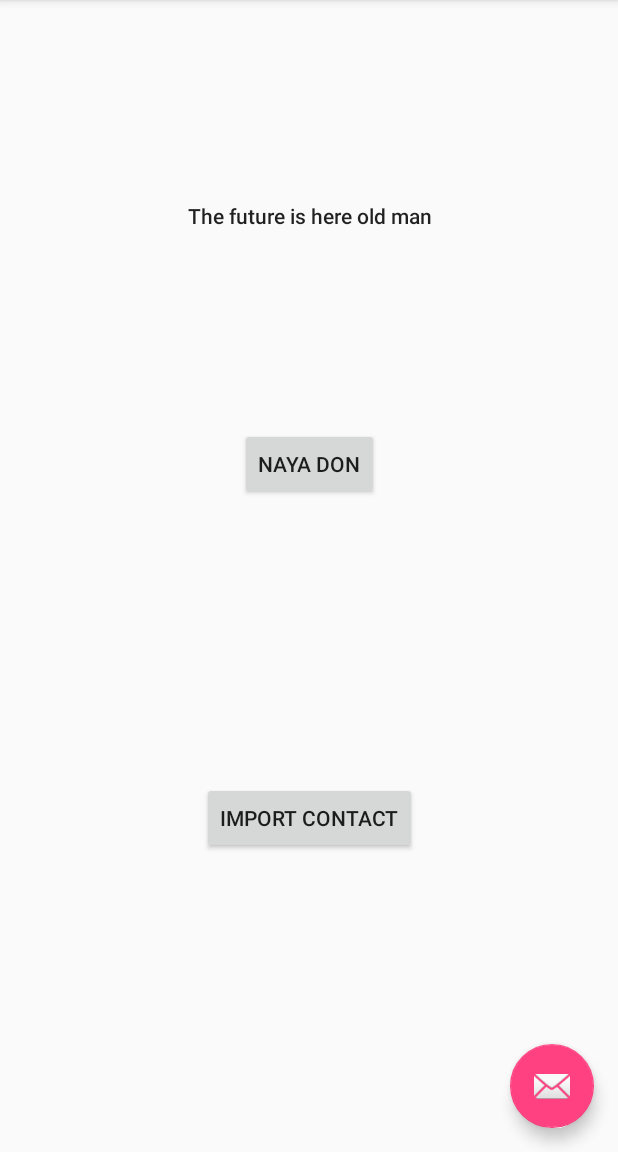
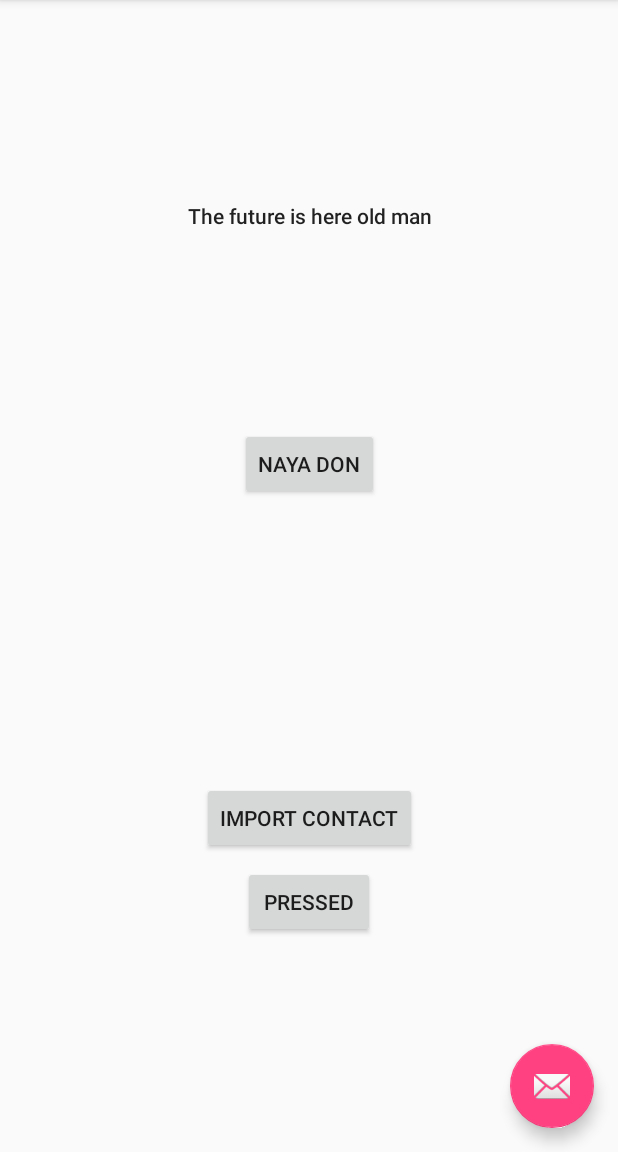
Before and after one commit to aneeshverma04/The-Boring-Qr, an Android app: the screen it shows after launch (MainActivity), in the side drawer, after a tap on "Gallery", on a phone screen of 412 x 824 dp, the part 84-1236 px from its top. Run offline under Robolectric (Android 15) with nearby library versions, the phone set to English and light mode, and no system bars.

Commit message:
Work at aneeshs

```diff
--- a/app/src/main/java/irobinz/tk/TheBoringQR/MainActivity.java
+++ b/app/src/main/java/irobinz/tk/TheBoringQR/MainActivity.java
@@ -1,6 +1,8 @@
 package irobinz.tk.TheBoringQR;
 
+import android.content.Context;
 import android.content.Intent;
+import android.content.SharedPreferences;
 import android.os.Bundle;
 import android.support.design.widget.FloatingActionButton;
 import android.support.design.widget.Snackbar;
@@ -40,6 +42,10 @@ public class MainActivity extends AppCompatActivity
             }
         });
 
+
+        SharedPreferences sharedPref = this.getPreferences(Context.MODE_PRIVATE);
+        String name = "Hi" + sharedPref.getString("Name", "!");
+
         DrawerLayout drawer = (DrawerLayout) findViewById(R.id.drawer_layout);
         ActionBarDrawerToggle toggle = new ActionBarDrawerToggle(
                 this, drawer, toolbar, R.string.navigation_drawer_open, R.string.navigation_drawer_close);
@@ -61,6 +67,16 @@ public class MainActivity extends AppCompatActivity
                                                          }
                                                      }
         );
+        findViewById(R.id.formBtn).setOnClickListener(new View.OnClickListener() {
+                                                         @Override
+                                                         public void onClick(View v) {
+                                                             Button btn = (Button)v;
+                                                             btn.setText("Pressed");
+                                                             startActivity(new Intent(MainActivity.this,contact_form.class));
+                                                         }
+                                                     }
+        );
+
 
         /*
         * Button2 : Import Contacts
--- /dev/null
+++ b/app/src/main/java/irobinz/tk/TheBoringQR/contact_form.java
@@ -0,0 +1,36 @@
+package irobinz.tk.TheBoringQR;
+
+import android.content.Context;
+import android.content.SharedPreferences;
+import android.support.v7.app.AppCompatActivity;
+import android.os.Bundle;
+import android.view.View;
+import android.widget.Button;
+import android.widget.EditText;
+
+import java.util.Random;
+
+public class contact_form extends AppCompatActivity {
+
+    @Override
+    protected void onCreate(Bundle savedInstanceState) {
+        super.onCreate(savedInstanceState);
+        setContentView(R.layout.activity_contact_form);
+        final Button submitBtn = findViewById(R.id.submit);
+        submitBtn.setOnClickListener(new View.OnClickListener() {
+            @Override
+            public void onClick(View view) {
+                processSubmission();
+                submitBtn.setText(new Random().nextBoolean() ? "Pressed!" : "You pressed it!");
+            }
+        });
+
+    }
+
+    public void processSubmission() {
+        SharedPreferences sharedPref = this.getPreferences(Context.MODE_PRIVATE);
+        SharedPreferences.Editor editor = sharedPref.edit();
+        editor.putString("Name", ((EditText)findViewById(R.id.nameText)).getText().toString());
+        editor.commit();
+    }
+}
--- a/app/src/main/res/layout/content_main.xml
+++ b/app/src/main/res/layout/content_main.xml
@@ -42,12 +42,23 @@
         android:layout_marginEnd="8dp"
         android:layout_marginStart="8dp"
         android:layout_marginTop="40dp"
+        android:gravity="center"
         android:text="@string/initial_text"
         android:textAppearance="@style/TextAppearance.AppCompat.Body2"
-        android:gravity="center"
         app:layout_constraintBottom_toTopOf="@+id/button"
         app:layout_constraintEnd_toEndOf="parent"
         app:layout_constraintStart_toStartOf="parent"
         app:layout_constraintTop_toTopOf="parent" />
 
+    <Button
+        android:id="@+id/formBtn"
+        android:layout_width="wrap_content"
+        android:layout_height="wrap_content"
+        android:layout_marginTop="8dp"
+        android:text="Contact form"
+        app:layout_constraintEnd_toEndOf="parent"
+        app:layout_constraintHorizontal_bias="0.5"
+        app:layout_constraintStart_toStartOf="parent"
+        app:layout_constraintTop_toBottomOf="@+id/button2" />
+
 </android.support.constraint.ConstraintLayout>
```
Also changed, not shown: app/src/main/AndroidManifest.xml (+4 -3 lines), app/src/main/res/layout/activity_contact_form.xml (added, +131 -0 lines). Lines whose indentation alone changed are shown as unchanged.
